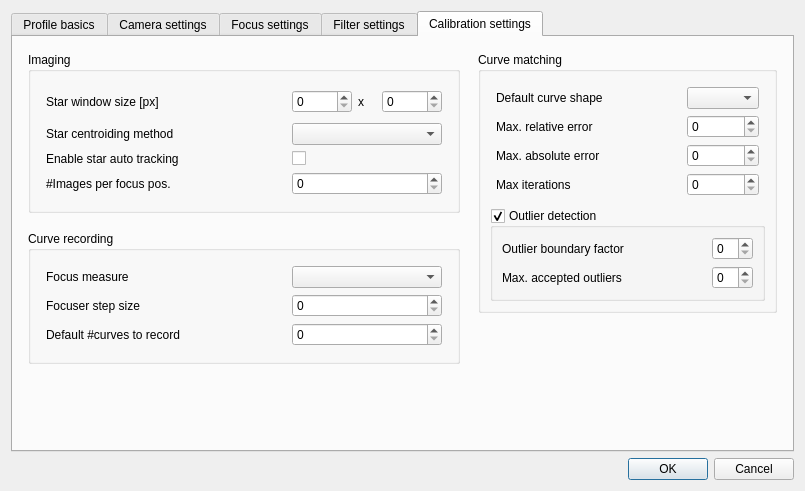
carsten0x51h/focus_finder, file source/focus_finder/gui/profile_settings_dialog.ui: the form before one commit.
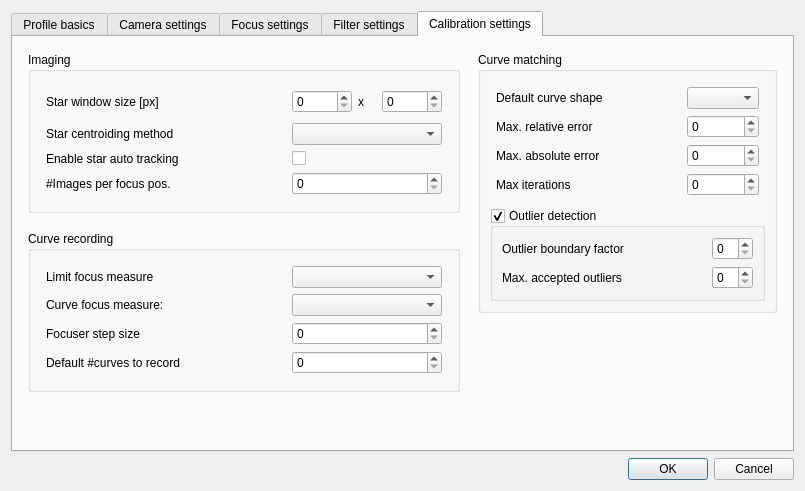
The form after the commit. The open tabs and pages were chosen to show the change. Custom widgets are drawn as their Qt base class.

Commit message: Connected focus recorder to progress panel.

Patch:
```diff
--- a/source/focus_finder/gui/profile_settings_dialog.ui
+++ b/source/focus_finder/gui/profile_settings_dialog.ui
@@ -19,7 +19,7 @@
      <item row="1" column="0">
       <widget class="QTabWidget" name="tabWidget">
        <property name="currentIndex">
-        <number>0</number>
+        <number>4</number>
        </property>
        <widget class="QWidget" name="tab_3">
         <attribute name="title">
@@ -527,17 +527,20 @@
                 <property name="bottomMargin">
                  <number>6</number>
                 </property>
-                <item row="0" column="2">
-                 <widget class="QComboBox" name="comboBox_3">
+                <item row="0" column="0">
+                 <widget class="QLabel" name="label_9">
                   <property name="minimumSize">
                    <size>
-                    <width>150</width>
+                    <width>200</width>
                     <height>0</height>
                    </size>
                   </property>
+                  <property name="text">
+                   <string>Limit focus measure</string>
+                  </property>
                  </widget>
                 </item>
-                <item row="1" column="2">
+                <item row="2" column="2">
                  <widget class="QSpinBox" name="spinBox_5"/>
                 </item>
                 <item row="0" column="1">
@@ -553,35 +556,42 @@
                   </property>
                  </spacer>
                 </item>
-                <item row="1" column="0">
+                <item row="2" column="0">
                  <widget class="QLabel" name="label_24">
                   <property name="text">
                    <string>Focuser step size</string>
                   </property>
                  </widget>
                 </item>
-                <item row="0" column="0">
-                 <widget class="QLabel" name="label_9">
+                <item row="0" column="2">
+                 <widget class="QComboBox" name="comboBox_3">
                   <property name="minimumSize">
                    <size>
-                    <width>200</width>
+                    <width>150</width>
                     <height>0</height>
                    </size>
                   </property>
-                  <property name="text">
-                   <string>Focus measure</string>
-                  </property>
                  </widget>
                 </item>
-                <item row="2" column="0">
+                <item row="3" column="2">
+                 <widget class="QSpinBox" name="spinBox_6"/>
+                </item>
+                <item row="3" column="0">
                  <widget class="QLabel" name="label_25">
                   <property name="text">
                    <string>Default #curves to record</string>
                   </property>
                  </widget>
                 </item>
-                <item row="2" column="2">
-                 <widget class="QSpinBox" name="spinBox_6"/>
+                <item row="1" column="0">
+                 <widget class="QLabel" name="label_30">
+                  <property name="text">
+                   <string>Curve focus measure:</string>
+                  </property>
+                 </widget>
+                </item>
+                <item row="1" column="2">
+                 <widget class="QComboBox" name="comboBox_4"/>
                 </item>
                </layout>
               </item>
```
The commit also changes 17 other files.
